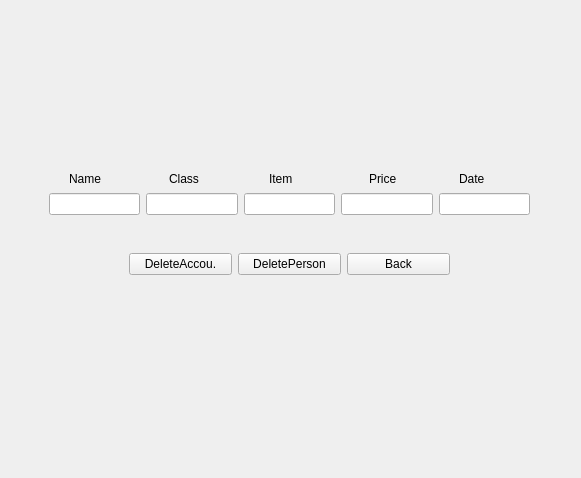
This is untitled1/widget.ui in EstherFs/Programming_Design_Final_Project as Qt 5 draws it before an edit. The edited form follows.
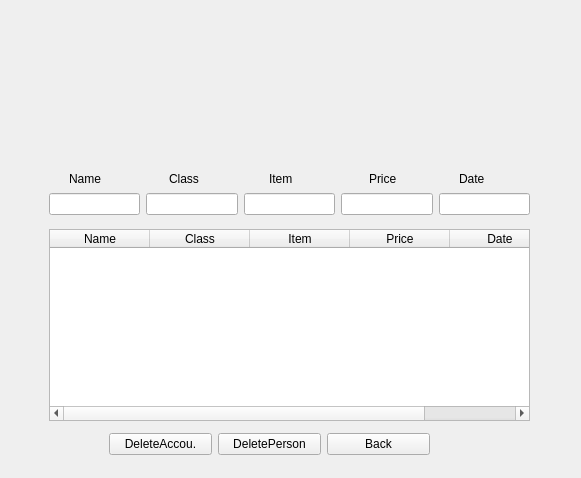
This is the edited form. The open tabs and pages were chosen to show the change.

What changed in the file:
```diff
--- a/untitled1/widget.ui
+++ b/untitled1/widget.ui
@@ -457,8 +457,8 @@
     <widget class="QWidget" name="horizontalLayoutWidget_6">
      <property name="geometry">
       <rect>
-       <x>130</x>
-       <y>250</y>
+       <x>110</x>
+       <y>430</y>
        <width>321</width>
        <height>31</height>
       </rect>
@@ -487,6 +487,41 @@
       </item>
      </layout>
     </widget>
+    <widget class="QTableWidget" name="tableWidget_3">
+     <property name="geometry">
+      <rect>
+       <x>50</x>
+       <y>230</y>
+       <width>481</width>
+       <height>192</height>
+      </rect>
+     </property>
+     <column>
+      <property name="text">
+       <string>Name</string>
+      </property>
+     </column>
+     <column>
+      <property name="text">
+       <string>Class</string>
+      </property>
+     </column>
+     <column>
+      <property name="text">
+       <string>Item</string>
+      </property>
+     </column>
+     <column>
+      <property name="text">
+       <string>Price</string>
+      </property>
+     </column>
+     <column>
+      <property name="text">
+       <string>Date</string>
+      </property>
+     </column>
+    </widget>
    </widget>
    <widget class="QWidget" name="page_5">
     <widget class="QPushButton" name="pushButton_14">
```
Left out of the diff: 4 changed lines with no effect on the pictures.
